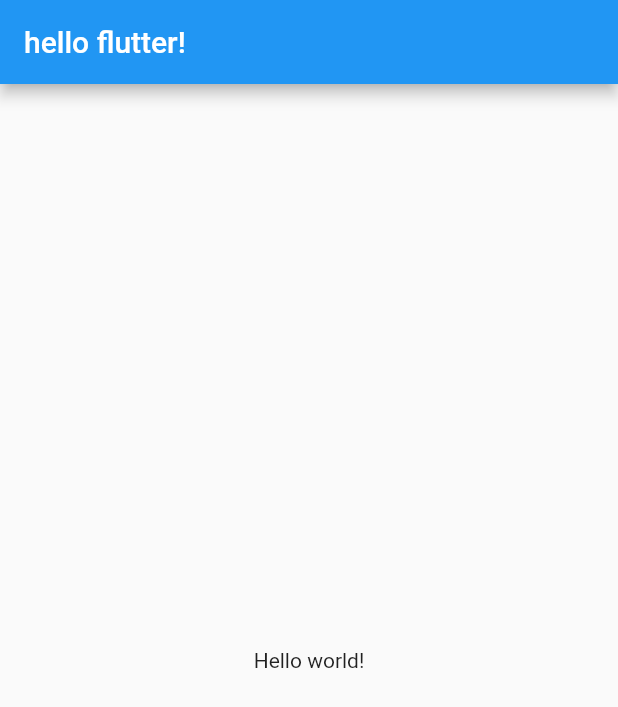
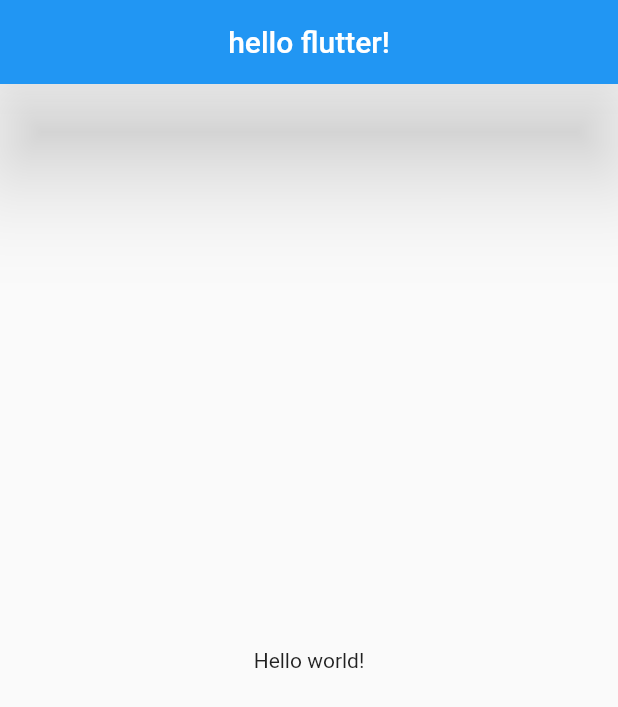
Before and after one commit to cheo419/serachToon, a Flutter app: the screen it shows after launch, on a phone screen of 412 x 824 dp. Shown: the top 707 px of the screen. Run offline on Flutter 3.47's test engine with Material 2 defaults, Android fonts, the phone set to English and light mode, and no system bars.

Commit message:
복습 (on mouse info ex)

```diff
--- a/lib/main.dart
+++ b/lib/main.dart
@@ -10,6 +10,8 @@
     return MaterialApp(
         home: Scaffold(
       appBar: AppBar(
+        centerTitle: true,
+        elevation: 30,
         title: Text('hello flutter!'),
       ),
       body: Center(
```
